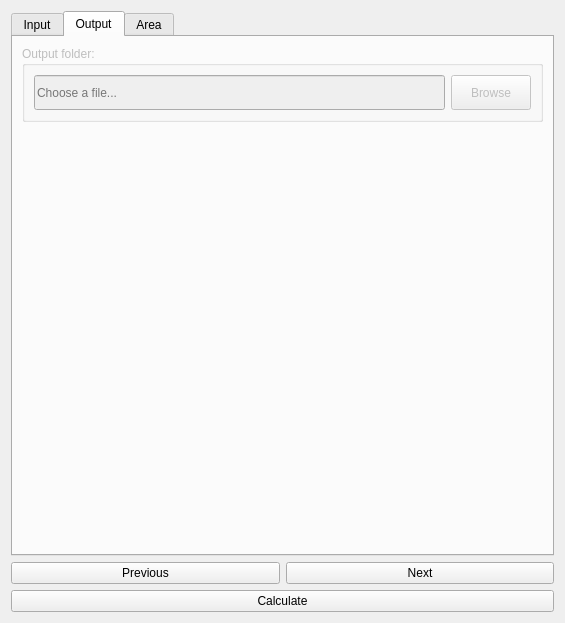
This is LDMP/gui/DlgReportingSDG.ui in ConservationInternational/trends.earth as Qt 5 draws it before an edit. The edited form follows.
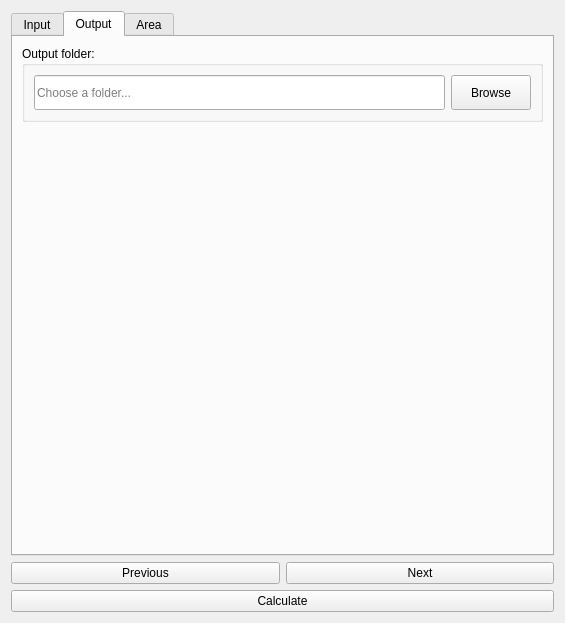
This is the edited form. The open tabs and pages were chosen to show the change.

Commit message: Complete reporting framework.

What changed in the file:
```diff
--- a/LDMP/gui/DlgReportingSDG.ui
+++ b/LDMP/gui/DlgReportingSDG.ui
@@ -386,7 +386,7 @@
        <item>
         <widget class="QGroupBox" name="groupBox_4">
          <property name="enabled">
-          <bool>false</bool>
+          <bool>true</bool>
          </property>
          <property name="font">
           <font>
@@ -401,7 +401,7 @@
           <item row="0" column="0">
            <widget class="QLineEdit" name="folder_output">
             <property name="enabled">
-             <bool>false</bool>
+             <bool>true</bool>
             </property>
             <property name="minimumSize">
              <size>
@@ -416,14 +416,14 @@
              </font>
             </property>
             <property name="placeholderText">
-             <string>Choose a file...</string>
+             <string>Choose a folder...</string>
             </property>
            </widget>
           </item>
           <item row="0" column="1">
            <widget class="QPushButton" name="browse_output">
             <property name="enabled">
-             <bool>false</bool>
+             <bool>true</bool>
             </property>
             <property name="minimumSize">
              <size>
```
Left out of the diff: 20 changed lines with no effect on the pictures. The commit also changes 4 other files.
